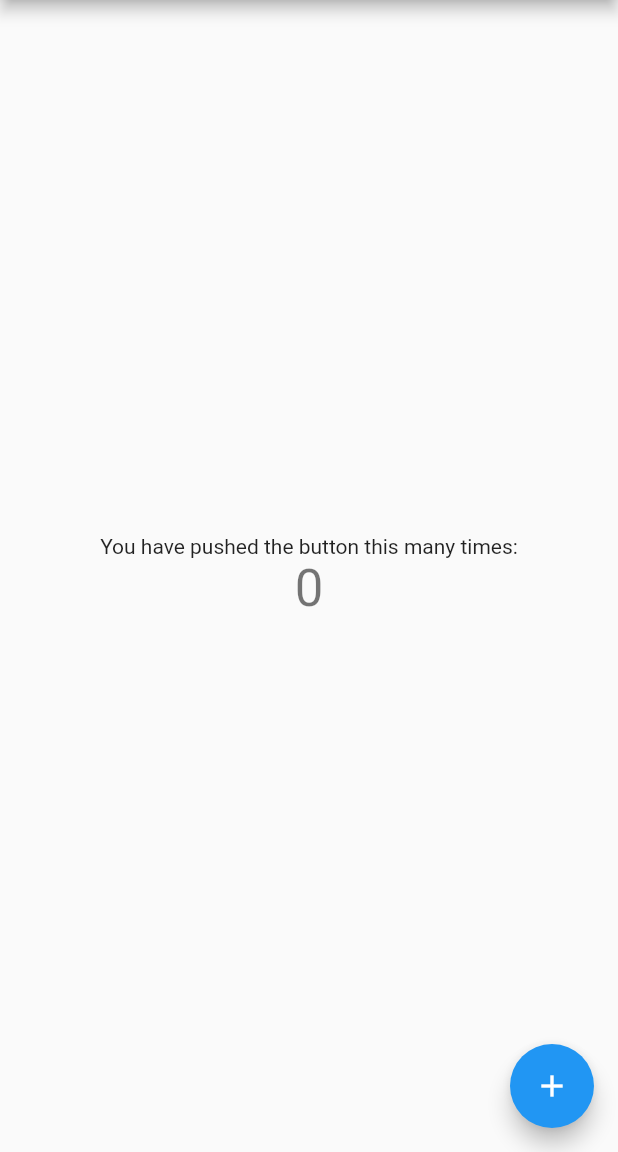
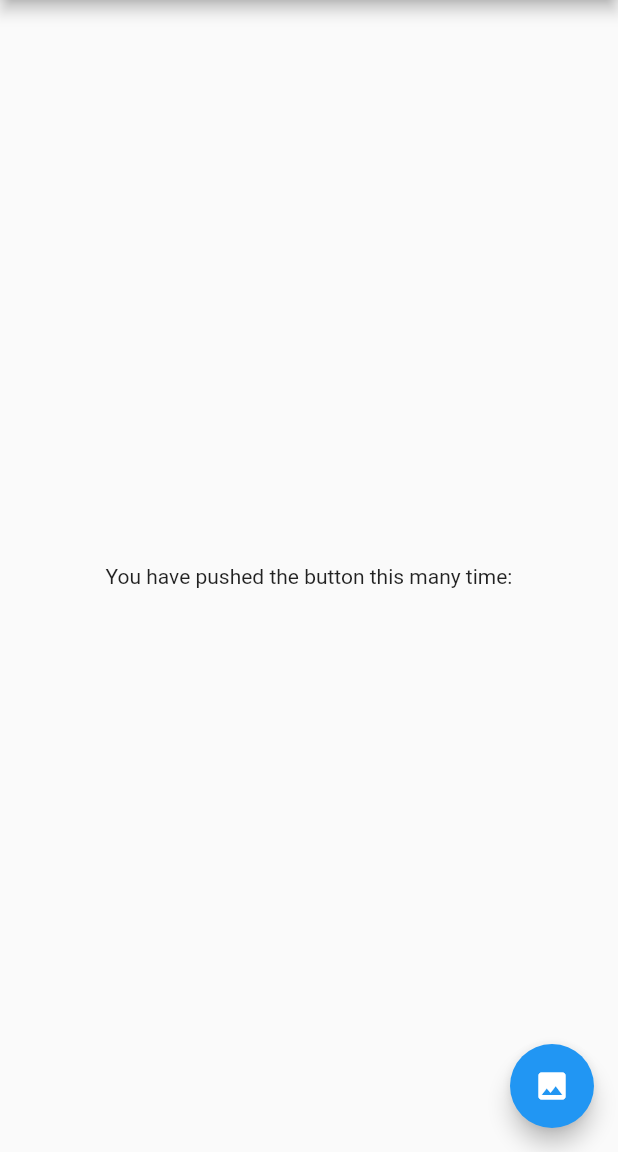
Before and after one commit to charan1922/quiz-app-flutter, a Flutter app: the screen it shows after launch, on a phone screen of 412 x 824 dp, the part 84-1236 px from its top. Run offline on Flutter 3.47's test engine with Material 2 defaults, Android fonts, the phone set to English and light mode, and no system bars.

```diff
--- a/lib/main.dart
+++ b/lib/main.dart
@@ -1,4 +1,7 @@
 import 'package:flutter/material.dart';
+import 'package:http/http.dart' show get;
+import 'models/image_model.dart';
+import 'dart:convert';
 
 void main() => runApp(MyApp());
 
@@ -45,16 +48,18 @@ class MyHomePage extends StatefulWidget {
 
 class _MyHomePageState extends State<MyHomePage> {
   int _counter = 0;
+  List<ImageModel> images = [];
 
-  void _incrementCounter() {
+  void fetchImage() async {
+    _counter++;
+    var response =
+        await get("http://jsonplaceholder.typicode.com/photos/$_counter");
+    var imageModel = ImageModel.fromJson(json.decode(response.body));
     setState(() {
-      // This call to setState tells the Flutter framework that something has
-      // changed in this State, which causes it to rerun the build method below
-      // so that the display can reflect the updated values. If we changed
-      // _counter without calling setState(), then the build method would not be
-      // called again, and so nothing would appear to happen.
-      _counter++;
+      images.add(imageModel);
     });
+    print(images);
+    print("sdf");
   }
 
   @override
@@ -92,19 +97,15 @@ class _MyHomePageState extends State<MyHomePage> {
           mainAxisAlignment: MainAxisAlignment.center,
           children: <Widget>[
             Text(
-              'You have pushed the button this many times:',
-            ),
-            Text(
-              '$_counter',
-              style: Theme.of(context).textTheme.display1,
+              'You have pushed the button this many time:',
             ),
           ],
         ),
       ),
       floatingActionButton: FloatingActionButton(
-        onPressed: _incrementCounter,
+        onPressed: fetchImage,
         tooltip: 'Increment',
-        child: Icon(Icons.add),
+        child: Icon(Icons.image),
       ), // This trailing comma makes auto-formatting nicer for build methods.
     );
   }
--- /dev/null
+++ b/lib/models/image_model.dart
@@ -0,0 +1,12 @@
+class ImageModel {
+  int id;
+  String url;
+  String title;
+  ImageModel(this.id, this.title, this.url);
+
+  ImageModel.fromJson(Map<String, dynamic> parsedJson) {
+    id = parsedJson['id'];
+    url = parsedJson['url'];
+    title = parsedJson['title'];
+  }
+}
--- a/pubspec.yaml
+++ b/pubspec.yaml
@@ -19,6 +19,7 @@ dependencies:
   # The following adds the Cupertino Icons font to your application.
   # Use with the CupertinoIcons class for iOS style icons.
   cupertino_icons: ^0.1.2
+  http: ^0.12.0
 
 dev_dependencies:
   flutter_test:
```
Also changed, not shown: lib/widgets/image_list.dart (added).
